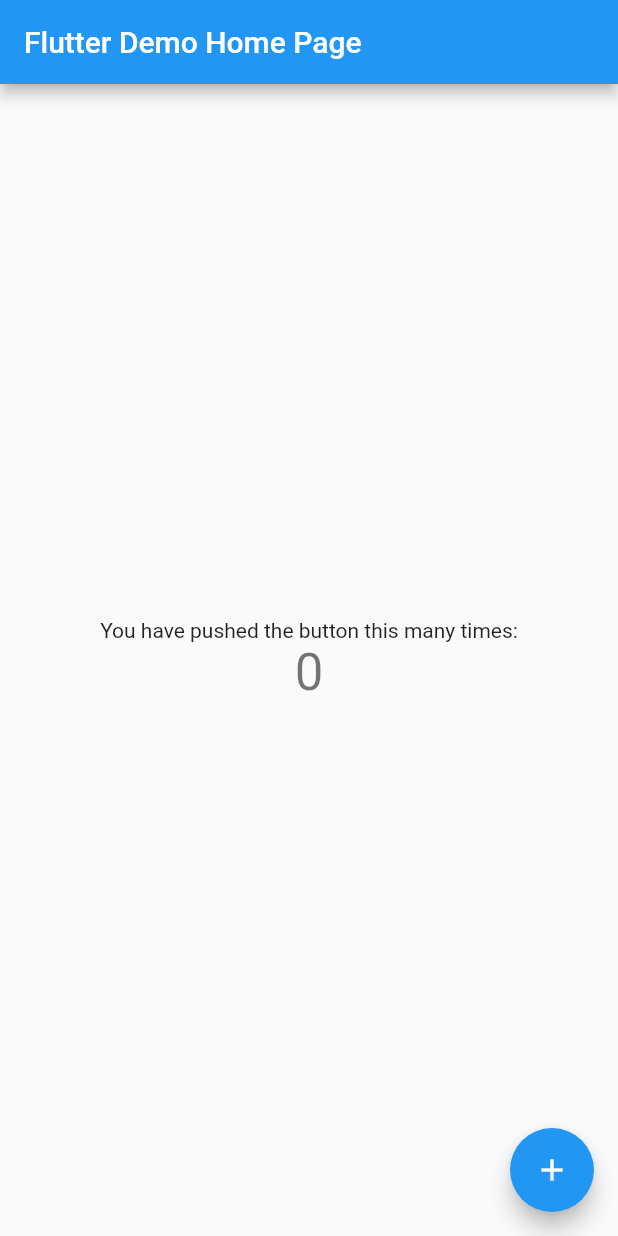
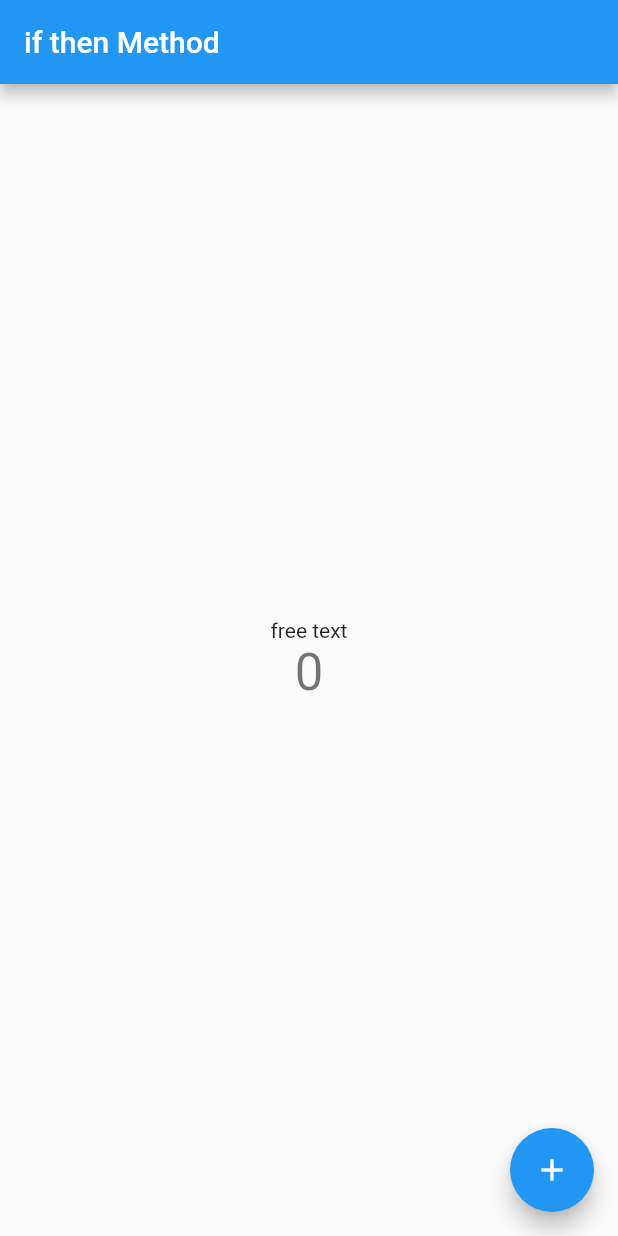
Before and after one commit to kuri-Maron/if_then_method, a Flutter app: the screen it shows after launch, on a phone screen of 412 x 824 dp. Run offline on Flutter 3.47's test engine with Material 2 defaults, Android fonts, the phone set to English and light mode, and no system bars.

Commit message:
remove: 余分なコメントアウト

```diff
--- a/lib/main.dart
+++ b/lib/main.dart
@@ -5,39 +5,22 @@
 }
 
 class MyApp extends StatelessWidget {
-  // This widget is the root of your application.
   @override
   Widget build(BuildContext context) {
     return MaterialApp(
-      title: 'Flutter Demo',
+      title: 'if then',
       theme: ThemeData(
-        // This is the theme of your application.
-        //
-        // Try running your application with "flutter run". You'll see the
-        // application has a blue toolbar. Then, without quitting the app, try
-        // changing the primarySwatch below to Colors.green and then invoke
-        // "hot reload" (press "r" in the console where you ran "flutter run",
-        // or simply save your changes to "hot reload" in a Flutter IDE).
-        // Notice that the counter didn't reset back to zero; the application
-        // is not restarted.
         primarySwatch: Colors.blue,
       ),
-      home: MyHomePage(title: 'Flutter Demo Home Page'),
+      home: MyHomePage(
+          title: 'if then Method'
+              ''),
     );
   }
 }
 
 class MyHomePage extends StatefulWidget {
   MyHomePage({Key key, this.title}) : super(key: key);
-
-  // This widget is the home page of your application. It is stateful, meaning
-  // that it has a State object (defined below) that contains fields that affect
-  // how it looks.
-
-  // This class is the configuration for the state. It holds the values (in this
-  // case the title) provided by the parent (in this case the App widget) and
-  // used by the build method of the State. Fields in a Widget subclass are
-  // always marked "final".
 
   final String title;
 
@@ -50,51 +33,22 @@
 
   void _incrementCounter() {
     setState(() {
-      // This call to setState tells the Flutter framework that something has
-      // changed in this State, which causes it to rerun the build method below
-      // so that the display can reflect the updated values. If we changed
-      // _counter without calling setState(), then the build method would not be
-      // called again, and so nothing would appear to happen.
       _counter++;
     });
   }
 
   @override
   Widget build(BuildContext context) {
-    // This method is rerun every time setState is called, for instance as done
-    // by the _incrementCounter method above.
-    //
-    // The Flutter framework has been optimized to make rerunning build methods
-    // fast, so that you can just rebuild anything that needs updating rather
-    // than having to individually change instances of widgets.
     return Scaffold(
       appBar: AppBar(
-        // Here we take the value from the MyHomePage object that was created by
-        // the App.build method, and use it to set our appbar title.
         title: Text(widget.title),
       ),
       body: Center(
-        // Center is a layout widget. It takes a single child and positions it
-        // in the middle of the parent.
         child: Column(
-          // Column is also a layout widget. It takes a list of children and
-          // arranges them vertically. By default, it sizes itself to fit its
-          // children horizontally, and tries to be as tall as its parent.
-          //
-          // Invoke "debug painting" (press "p" in the console, choose the
-          // "Toggle Debug Paint" action from the Flutter Inspector in Android
-          // Studio, or the "Toggle Debug Paint" command in Visual Studio Code)
-          // to see the wireframe for each widget.
-          //
-          // Column has various properties to control how it sizes itself and
-          // how it positions its children. Here we use mainAxisAlignment to
-          // center the children vertically; the main axis here is the vertical
-          // axis because Columns are vertical (the cross axis would be
-          // horizontal).
           mainAxisAlignment: MainAxisAlignment.center,
           children: <Widget>[
             Text(
-              'You have pushed the button this many times:',
+              'free text',
             ),
             Text(
               '$_counter',
@@ -107,7 +61,7 @@
         onPressed: _incrementCounter,
         tooltip: 'Increment',
         child: Icon(Icons.add),
-      ), // This trailing comma makes auto-formatting nicer for build methods.
+      ),
     );
   }
 }
```
